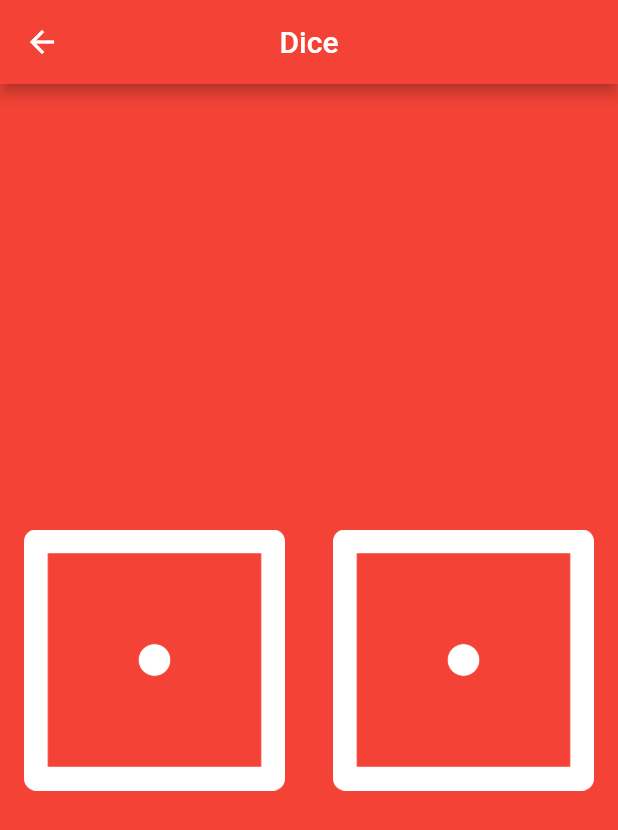
After one commit to SergioSorokin/udemy_flutter_course, a Flutter app: the screen it shows after launch, after a tap on "Dice", on a phone screen of 412 x 824 dp. The commit adds this screen. Shown: the top 830 px of the screen. Run offline on Flutter 3.47's test engine with Material 2 defaults, Android fonts, the light colour scheme and no system bars.

Commit message:
Created screen Dice with StatefulWidget

```diff
--- a/lib/home_page.dart
+++ b/lib/home_page.dart
@@ -1,5 +1,6 @@
 import 'package:flutter/material.dart';
 import 'package:udemy_flutter_course/section/6/user_card.dart';
+import 'package:udemy_flutter_course/section/7/dice_page.dart';
 
 class HomePage {
   static const String routName = '/homePage';
@@ -32,7 +33,13 @@ class HomePage {
             },
           ),
           TextButton(
-            child: const Text('2'),onPressed: () {},
+            child: const Text('Dice',style: TextStyle(color: Colors.red),),
+            onPressed: () {
+              Navigator.pushNamed(
+                context,
+                DicePage.routName,
+              );
+            },
           ),
           TextButton(
             child: const Text('3'),onPressed: () {},
--- a/lib/main.dart
+++ b/lib/main.dart
@@ -1,6 +1,7 @@
 import 'package:flutter/material.dart';
 import 'package:udemy_flutter_course/home_page.dart';
 import 'package:udemy_flutter_course/section/6/user_card.dart';
+import 'package:udemy_flutter_course/section/7/dice_page.dart';
 
 void main() {
   runApp(const MyApp());
@@ -16,6 +17,7 @@ class MyApp extends StatelessWidget {
       routes: {
         HomePage.routName: (context) => HomePage.initRoute(context),
         UserCard.routName: (context) => const UserCard(),
+        DicePage.routName: (context) => const DicePage(),
       },
       initialRoute: HomePage.routName,
     );
--- /dev/null
+++ b/lib/section/7/dice_page.dart
@@ -0,0 +1,78 @@
+import 'dart:math';
+import 'package:flutter/material.dart';
+
+class DicePage extends StatelessWidget {
+  static const String routName = '/dice';
+  const DicePage({Key? key}) : super(key: key);
+
+  @override
+  Widget build(BuildContext context) {
+    return Scaffold(
+      backgroundColor: Colors.red,
+      appBar: AppBar(
+        backgroundColor:Colors.red,
+        centerTitle: true,
+        title: const Text(
+          'Dice',
+          style: TextStyle(
+            color: Colors.white,
+          ),
+        ),
+      ),
+      body: const DiceBodyPage(),
+    );
+  }
+}
+class DiceBodyPage extends StatefulWidget {
+  const DiceBodyPage({Key? key}) : super(key: key);
+
+  @override
+  _DiceBodyPageState createState() => _DiceBodyPageState();
+}
+
+class _DiceBodyPageState extends State<DiceBodyPage> {
+  var leftDiceNumber = 1;
+  var rightDiceNumber = 1;
+
+  void changeDiceFace(){
+    setState(() {
+      leftDiceNumber = Random().nextInt(6) + 1;
+      rightDiceNumber = Random().nextInt(6) + 1;
+    });
+  }
+  @override
+  Widget build(BuildContext context) {
+    return Center(
+      child: Row(
+        children: <Widget>[
+          Expanded(
+            child: Padding(
+              padding: const EdgeInsets.all(16.0),
+              child: InkWell(
+                child: Image.asset(
+                  'images/dice$leftDiceNumber.png',
+                ),
+                onTap: () {
+                  changeDiceFace();
+                },
+              ),
+            ),
+          ),
+          Expanded(
+            child: Padding(
+              padding: const EdgeInsets.all(16.0),
+              child: InkWell(
+                child: Image.asset(
+                  'images/dice$rightDiceNumber.png',
+                ),
+                onTap: () {
+                  changeDiceFace();
+                },
+              ),
+            ),
+          ),
+        ],
+      ),
+    );
+  }
+}
```
Also changed, not shown: images/dice1.png (added), images/dice2.png (added), images/dice3.png (added), images/dice4.png (added), images/dice5.png (added), images/dice6.png (added).
